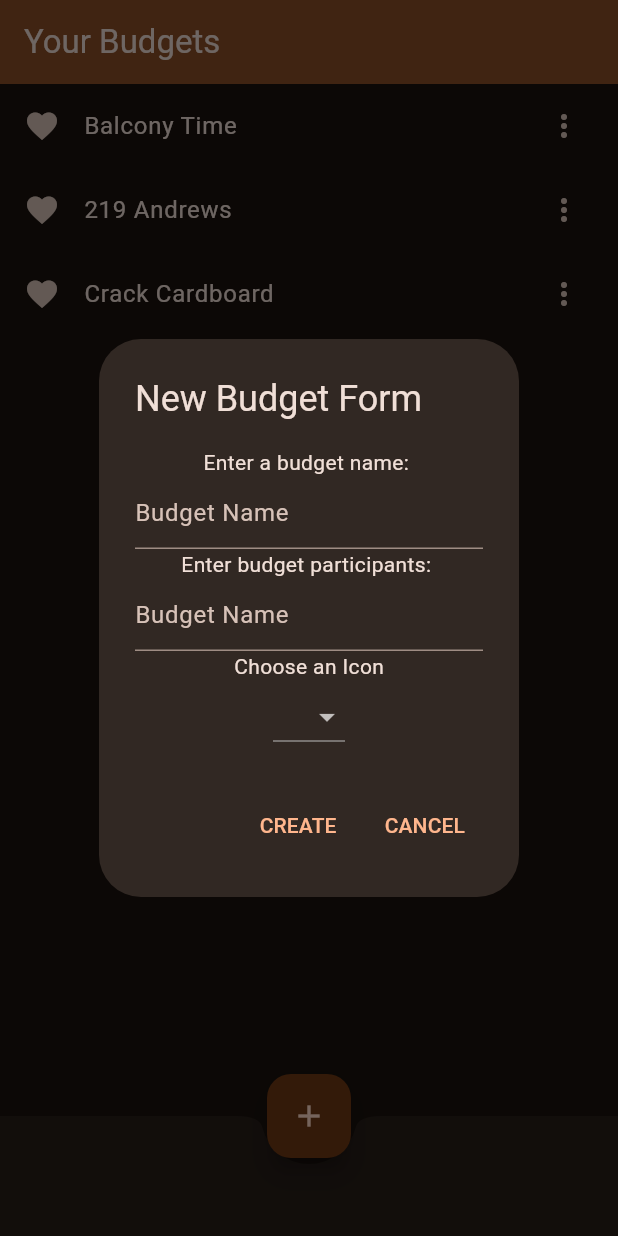
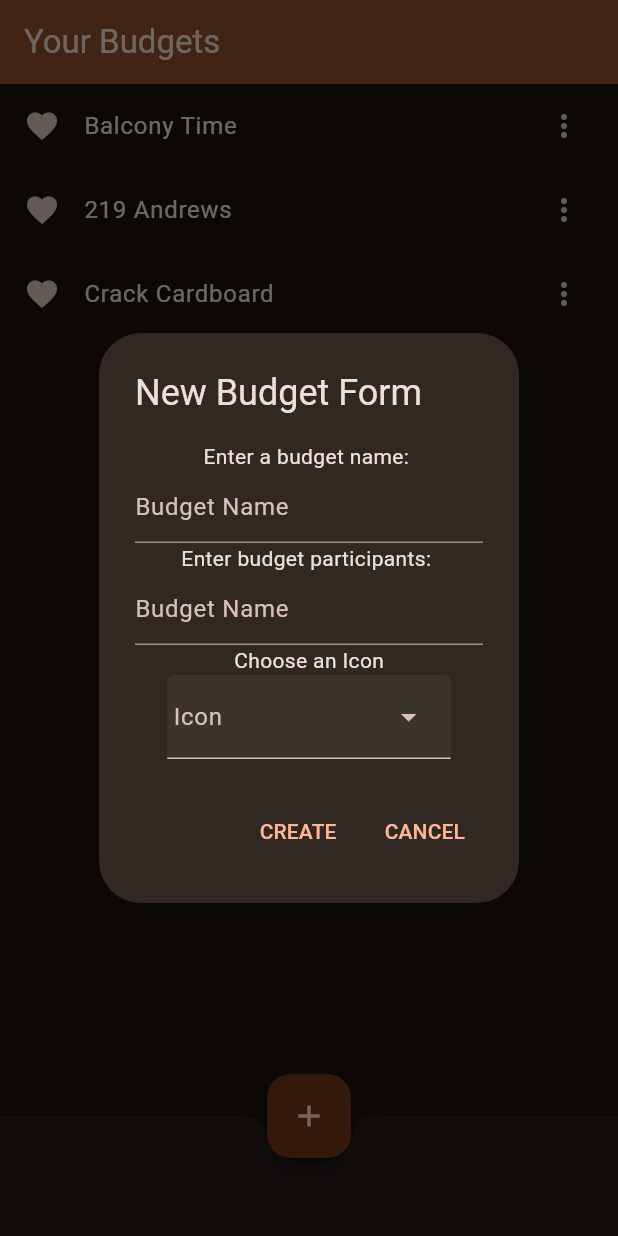
Before and after one commit to scohen-trinity/RowdyPay-Frontend-Public, a Flutter app: the screen it shows after launch, after a tap on the "add" icon, on a phone screen of 412 x 824 dp. Run offline on Flutter 3.47's test engine with Material 3 defaults, Android fonts, the phone set to English and light mode, and no system bars; our stand-ins replace camera.

Commit message:
fix: updated dropdown and created a Budget class

```diff
--- a/lib/home_page.dart
+++ b/lib/home_page.dart
@@ -5,6 +5,23 @@ import 'package:flutter/material.dart';
 import 'package:receipt_sharing/budget_page.dart';
 
 import 'new_budget_dialog.dart';
+
+class Budget {
+  final int id;
+  final String name;
+  final List<String> participants;
+
+  Budget({required this.id, required this.name, required this.participants});
+
+  // TODO check the factory annotation here for JSON parsing
+  factory Budget.fromJson(Map<String, dynamic> json) {
+    return Budget(
+      id: json['id'],
+      name: json['name'],
+      participants: json['participants'],
+    );
+  }
+}
 
 class HomePage extends StatefulWidget {
   const HomePage({super.key, required this.title, required this.camera});
@@ -19,7 +36,11 @@ class HomePage extends StatefulWidget {
 
 class _HomePageState extends State<HomePage> {
   // list of all budgets and the controller for the text field
-  final List<String> budgets = ['Balcony Time', '219 Andrews', 'Crack Cardboard'];
+  final List<Budget> budgets = [
+    Budget(id: 1, name: 'Balcony Time', participants: ['Sam', 'Aiden', 'Sandra', 'Kyle']),
+    Budget(id: 2, name: '219 Andrews', participants: ['Sam', 'Jax', 'Nate', 'Levi']),
+    Budget(id: 3, name: 'Crack Cardboard', participants: ['Sam', 'Nate', 'Kyle', 'Sandra']),
+  ];
 
   // TODO Implement fetch call to get real budgets
   void fetchBudgets() {
@@ -39,12 +60,12 @@ class _HomePageState extends State<HomePage> {
           itemBuilder: (BuildContext context, int index) {
             return ListTile(
               leading: const Icon(Icons.favorite),
-              title: Text(budgets[index]),
+              title: Text(budgets[index].name),
               onTap: () {
                 Navigator.push(
                   context,
                   MaterialPageRoute(builder: (BuildContext context) {
-                    return BudgetPage(budgetName: budgets[index], camera: widget.camera);
+                    return BudgetPage(budgetName: budgets[index].name, participants: budgets[index].participants, camera: widget.camera);
                   }),
                 );
               },
--- a/lib/icon_dropdown.dart
+++ b/lib/icon_dropdown.dart
@@ -1,6 +1,18 @@
 import 'package:flutter/material.dart';
 
+enum IconLabel {
+  wallet('Wallet', Icons.wallet),
+  airplane('Airplane', Icons.airplane_ticket),
+  favorite('Heart', Icons.favorite);
+
+  const IconLabel(this.label, this.icon);
+  final String label;
+  final IconData icon;
+}
+
 class IconDropdown extends StatefulWidget {
+  const IconDropdown({super.key});
+
   @override
   _IcondDropdownState createState() => _IcondDropdownState();
 }
@@ -8,23 +20,36 @@ class IconDropdown extends StatefulWidget {
 class _IcondDropdownState extends State<IconDropdown> {
   List<IconData> icons = [Icons.account_balance_wallet, Icons.airplane_ticket, Icons.favorite];
 
-  IconData? selectedIcon;
+  final TextEditingController iconController = TextEditingController();
+
+  IconLabel? selectedIcon;
 
   @override
   Widget build(BuildContext context) {
-    return DropdownButton<IconData>(
-      value: selectedIcon,
-      items: icons.map((IconData icon) {
-        return DropdownMenuItem(
-          value: icon,
-          child: Icon(icon),
-        );
-      }).toList(),
-      onChanged: (IconData? newIcon) {
+    return DropdownMenu<IconLabel>(
+      controller: iconController,
+      enableFilter: true,
+      requestFocusOnTap: true,
+      // leadingIcon: const Icon(Icons.search),
+      label: const Text('Icon'),
+      inputDecorationTheme: const InputDecorationTheme(
+        filled: true,
+        contentPadding: EdgeInsets.symmetric(vertical: 5.0),
+      ),
+      onSelected: (IconLabel? icon) {
         setState(() {
-          selectedIcon = newIcon;
+          selectedIcon = icon;
         });
       },
+      dropdownMenuEntries: IconLabel.values.map<DropdownMenuEntry<IconLabel>>(
+        (IconLabel icon) {
+          return DropdownMenuEntry<IconLabel>(
+            value: icon,
+            label: icon.label,
+            leadingIcon: Icon(icon.icon),
+          );
+        },
+      ).toList(),
     );
   }
 }
--- a/lib/main.dart
+++ b/lib/main.dart
@@ -64,7 +64,7 @@ class _AppState extends State<App> {
       darkTheme: ThemeData(
         useMaterial3: true,
         brightness: Brightness.dark,
-        colorSchemeSeed: const Color(0xff49352A),
+        colorSchemeSeed: const Color(0xff4C3F39),
       ),
       themeMode: ThemeMode.dark,
       home: HomePage(title: 'Your Budgets', camera: widget.camera),
```
Also changed, not shown: lib/budget_page.dart (+18 -14 lines).
